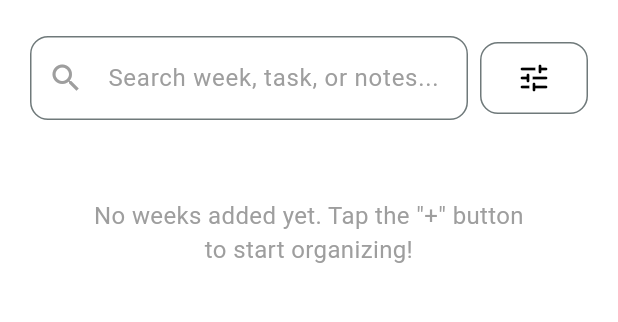
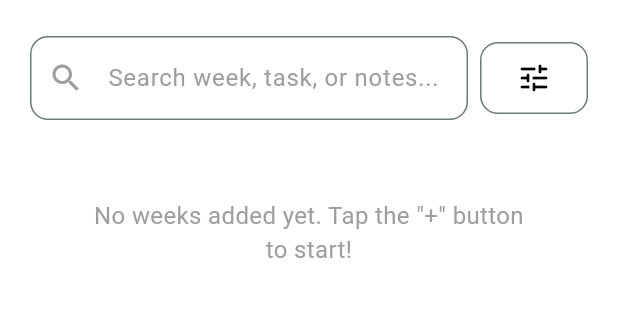
Before and after one commit to muhd-fahad/weekly-boss, a Flutter app: the HomeScreen screen opened directly, on a phone screen of 412 x 824 dp, the part 108-430 px from its top. Run offline on Flutter 3.47's test engine with Material 3 defaults, Android fonts, the phone set to English and light mode, and no system bars; our stand-ins replace flutter_secure_storage, hive_flutter; accounts and stored records are empty.

Commit message:
home screen update

```diff
--- a/lib/screens/home_screen.dart
+++ b/lib/screens/home_screen.dart
@@ -46,7 +46,8 @@ class _HomeScreenState extends State<HomeScreen> {
       _userName = name ?? 'Guest';
     });
   }
-  // --- Sign Out Logic (Simplified) ---
+
+
   Future<void> _signOutUser() async {
     if (_userName != 'Guest') {
       await _authService.signOut();
@@ -83,9 +84,7 @@ class _HomeScreenState extends State<HomeScreen> {
     if (sortBy.isEmpty) {
       return weeks;
     }
-
     return weeks.where((week) {
-      // Check Week ID, Task Title, Description, or Note for the query
       if (week.weekId.toString().contains(sortBy)) {
         return true;
       }
@@ -97,7 +96,6 @@ class _HomeScreenState extends State<HomeScreen> {
     }).toList();
   }
 
-  // --- 3. Simplified Sort Bottom Sheet UI ---
   void _showSortBottomSheet(BuildContext context) {
     showModalBottomSheet(
       context: context,
@@ -105,7 +103,7 @@ class _HomeScreenState extends State<HomeScreen> {
         return StatefulBuilder(
             builder: (BuildContext context, StateSetter modalSetState) {
 
-              // Helper function for readable names
+              // helper function for readable names
               String getDisplayName(WeekSortOption option) {
                 final name = option.toString().split('.').last;
                 return name.replaceAllMapped(RegExp(r'([A-Z])'), (m) => ' ${m.group(1)}').trim();
@@ -228,21 +226,17 @@ class _HomeScreenState extends State<HomeScreen> {
                   valueListenable: hiveService.weeksNotifier,
                   builder: (context, weeks, child) {
 
-                    // 1. FILTER: Create a mutable copy and filter
                     List<Week> filteredWeeks = _filterWeeks(List.from(weeks));
-
-                    // 2. SORT: Sort the filtered list
                     _sortWeeks(filteredWeeks);
 
                     if (filteredWeeks.isEmpty) {
-                      // ... (Empty state handling) ...
                       return Center(
                         child: Padding(
                           padding: const EdgeInsets.all(40.0),
                           child: Text(
                             _searchController.text.isNotEmpty
                                 ? 'No results found for "${_searchController.text}"'
-                                : 'No weeks added yet. Tap the "+" button to start organizing!',
+                                : 'No weeks added yet. Tap the "+" button to start!',
                             textAlign: TextAlign.center,
                             style: const TextStyle(fontSize: 16, color: Colors.grey),
                           ),
@@ -258,23 +252,17 @@ class _HomeScreenState extends State<HomeScreen> {
                       itemCount: filteredWeeks.length,
                       itemBuilder: (context, index) {
                         final week = filteredWeeks[index];
-                        // Calculate task progress
                         final totalTasks = week.task.length;
-                        // You'll need a way to track completed tasks in your Task model,
-                        // for now, we'll use a placeholder for demonstration.
                         final completedTasks = week.task.where((t) => t.isCompleted).length;
 
                         final progressValue = totalTasks > 0
                             ? completedTasks / totalTasks
                             : 0.0;
-                        final isCompleted =
-                            progressValue == 1.0 && totalTasks > 0;
+                        final isCompleted = progressValue == 1.0 && totalTasks > 0;
                         final completedColor = isCompleted
                             ? Colors.green
                             : Colors.black;
 
-                        // Helper to simulate data for the progress bar (DELETE THIS LATER)
-                        // final progressDemoValue = (index % 5) / 5.0;
 
                         return Padding(
                           padding: const EdgeInsets.symmetric(vertical: 8),
```
